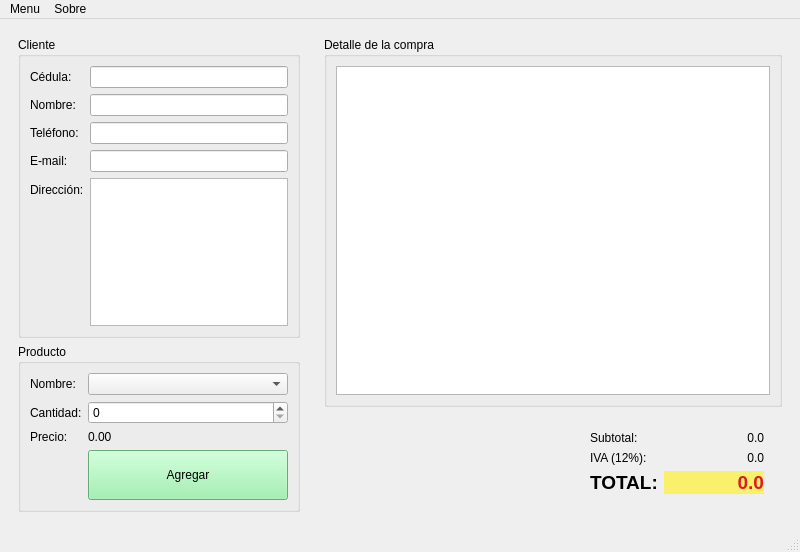
This is tienda.ui in DaniMena04/P60-Tienda_v.2 as Qt 5 draws it before an edit. The edited form follows.
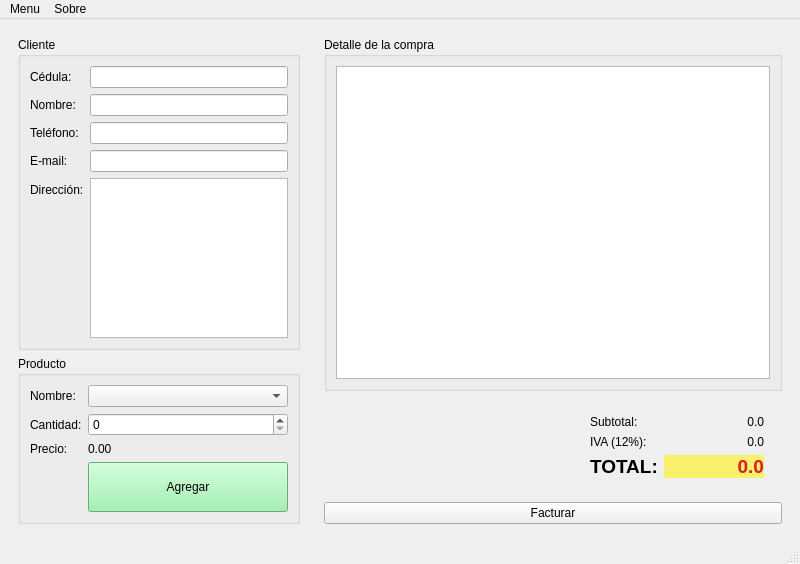
This is the edited form. Icons and pictures are not drawn.

Diff of the .ui file:
```diff
--- a/tienda.ui
+++ b/tienda.ui
@@ -7,7 +7,7 @@
     <x>0</x>
     <y>0</y>
     <width>800</width>
-    <height>552</height>
+    <height>564</height>
    </rect>
   </property>
   <property name="windowTitle">
@@ -84,11 +84,7 @@
            </widget>
           </item>
           <item row="8" column="1">
-           <widget class="QPlainTextEdit" name="inDireccion">
-            <property name="lineWidth">
-             <number>3</number>
-            </property>
-           </widget>
+           <widget class="QTextEdit" name="inDireccion"/>
           </item>
          </layout>
         </widget>
@@ -280,6 +276,13 @@
          </layout>
         </widget>
        </item>
+       <item>
+        <widget class="QPushButton" name="btnFacturar">
+         <property name="text">
+          <string>Facturar</string>
+         </property>
+        </widget>
+       </item>
       </layout>
      </widget>
     </item>
```
Left out of the diff: 48 changed lines with no effect on the pictures.
